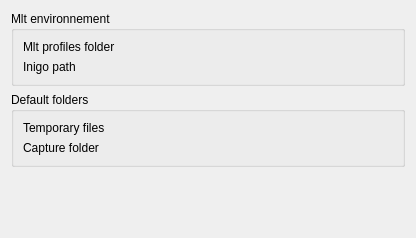
Qt form src/widgets/configenv_ui.ui (KDE/kdenlive) before a commit.
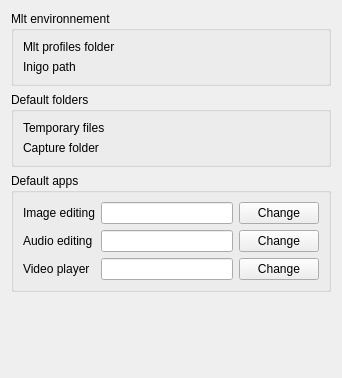
The same form after that commit. Custom widgets are drawn as their Qt base class.

Commit message: default apps (video player, external image / sound editor) can now be defined in Kdenlive settings dialog

Patch:
```diff
--- a/src/widgets/configenv_ui.ui
+++ b/src/widgets/configenv_ui.ui
@@ -5,11 +5,11 @@
    <rect>
     <x>0</x>
     <y>0</y>
-    <width>416</width>
-    <height>238</height>
+    <width>342</width>
+    <height>378</height>
    </rect>
   </property>
-  <layout class="QGridLayout" name="gridLayout_3" >
+  <layout class="QGridLayout" name="gridLayout_4" >
    <item row="0" column="0" >
     <widget class="QGroupBox" name="groupBox" >
      <property name="title" >
@@ -69,6 +69,78 @@
     </widget>
    </item>
    <item row="2" column="0" >
+    <widget class="QGroupBox" name="groupBox_3" >
+     <property name="title" >
+      <string>Default apps</string>
+     </property>
+     <layout class="QGridLayout" name="gridLayout_3" >
+      <item row="0" column="0" >
+       <widget class="QLabel" name="label_4" >
+        <property name="text" >
+         <string>Image editing</string>
+        </property>
+       </widget>
+      </item>
+      <item row="0" column="1" >
+       <widget class="KLineEdit" name="kcfg_defaultimageapp" >
+        <property name="showClearButton" stdset="0" >
+         <bool>true</bool>
+        </property>
+       </widget>
+      </item>
+      <item row="0" column="2" >
+       <widget class="KPushButton" name="kp_image" >
+        <property name="text" >
+         <string>Change</string>
+        </property>
+       </widget>
+      </item>
+      <item row="1" column="0" >
+       <widget class="QLabel" name="label_11" >
+        <property name="text" >
+         <string>Audio editing</string>
+        </property>
+       </widget>
+      </item>
+      <item row="1" column="1" >
+       <widget class="KLineEdit" name="kcfg_defaultaudioapp" >
+        <property name="showClearButton" stdset="0" >
+         <bool>true</bool>
+        </property>
+       </widget>
+      </item>
+      <item row="1" column="2" >
+       <widget class="KPushButton" name="kp_audio" >
+        <property name="text" >
+         <string>Change</string>
+        </property>
+       </widget>
+      </item>
+      <item row="2" column="0" >
+       <widget class="QLabel" name="label_12" >
+        <property name="text" >
+         <string>Video player</string>
+        </property>
+       </widget>
+      </item>
+      <item row="2" column="1" >
+       <widget class="KLineEdit" name="kcfg_defaultplayerapp" >
+        <property name="showClearButton" stdset="0" >
+         <bool>true</bool>
+        </property>
+       </widget>
+      </item>
+      <item row="2" column="2" >
+       <widget class="KPushButton" name="kp_player" >
+        <property name="text" >
+         <string>Change</string>
+        </property>
+       </widget>
+      </item>
+     </layout>
+    </widget>
+   </item>
+   <item row="3" column="0" >
     <spacer name="verticalSpacer" >
      <property name="orientation" >
       <enum>Qt::Vertical</enum>
@@ -84,6 +156,16 @@
   </layout>
  </widget>
  <customwidgets>
+  <customwidget>
+   <class>KLineEdit</class>
+   <extends>QLineEdit</extends>
+   <header>klineedit.h</header>
+  </customwidget>
+  <customwidget>
+   <class>KPushButton</class>
+   <extends>QPushButton</extends>
+   <header>kpushbutton.h</header>
+  </customwidget>
   <customwidget>
    <class>KUrlRequester</class>
    <extends>QFrame</extends>
```
The commit also changes 5 other files.
